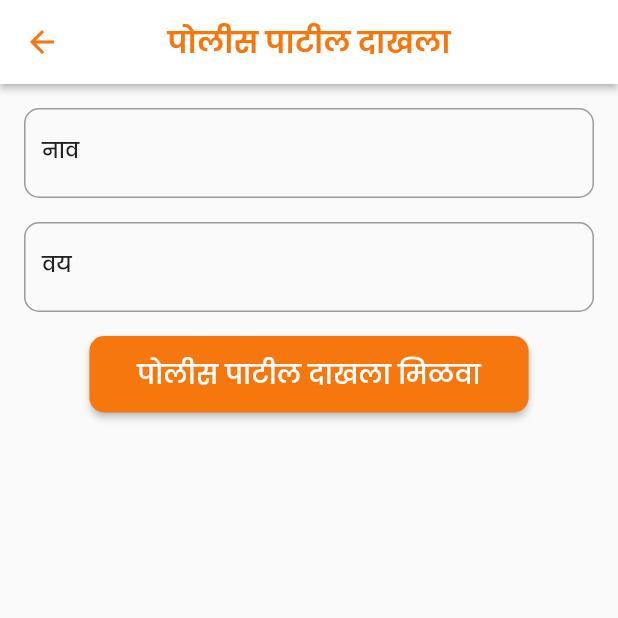
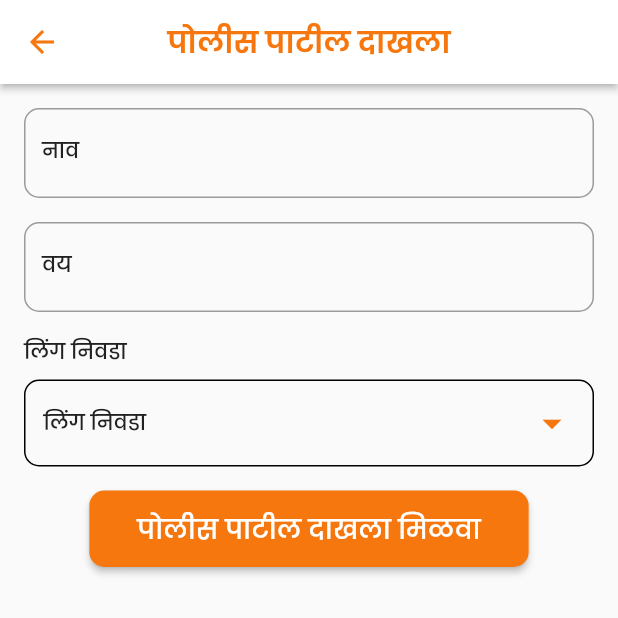
Before and after one commit to pratikpwr/police-patil, a Flutter app: the PatilCertificate screen opened directly, on a phone screen of 412 x 824 dp, the top half of it. Run offline on Flutter 3.47's test engine with Material 2 defaults, Android fonts, the phone set to English and light mode, and no system bars; our stand-ins replace bloc, cached_network_image, connectivity, dio, dropdown_search, equatable and 10 more; accounts and stored records are empty; network calls fail.

Commit message:
added gender in police patil cerificate, removed can launch in launchUrl()

```diff
--- a/policepatil/lib/src/config/string_constants.dart
+++ b/policepatil/lib/src/config/string_constants.dart
@@ -28,6 +28,7 @@ const String ILLEGAL_WORKS = "अवैद्य धंदे";
 const String DISASTER_MANAGEMENT = "आपत्ती व्यवस्थापन";
 
 // const String  = "";
+const String GENDER = "लिंग";
 const String NAME = "नाव";
 const String AADHAR = "आधार कार्ड";
 const String MOB_NO = "मोबाईल नंबर";
--- a/policepatil/lib/src/utils/custom_methods.dart
+++ b/policepatil/lib/src/utils/custom_methods.dart
@@ -12,7 +12,7 @@ import 'package:policepatil/src/config/constants.dart';
 void showSnackBar(BuildContext context, String message) {
   ScaffoldMessenger.of(context).showSnackBar(SnackBar(
       content: Text(
-        message,
+    message,
     style: Styles.subTitleTextStyle(fontSize: 12),
   )));
 }
@@ -133,7 +133,8 @@ Future<Position> determinePosition() async {
 }
 
 void launchUrl(String url) async {
-  await canLaunch(url) ? await launch(url) : throw 'Could not launch $url';
+  bool canLaunchUrl = await canLaunch(url);
+  await launch(url);
 }
 
 String dateInStringFormat(DateTime? dateTime) {
--- a/policepatil/lib/src/views/screens/police_patil_dakhala.dart
+++ b/policepatil/lib/src/views/screens/police_patil_dakhala.dart
@@ -16,6 +16,9 @@ class _PatilCertificateState extends State<PatilCertificate> {
   final _nameController = TextEditingController();
   final _ageController = TextEditingController();
 
+  String? gender;
+  final List<String> genderTypes = <String>["पुरुष", "स्त्री", "इतर"];
+
   @override
   Widget build(BuildContext context) {
     return Scaffold(
@@ -26,7 +29,11 @@ class _PatilCertificateState extends State<PatilCertificate> {
             showSnackBar(context, state.error);
           }
           if (state is CertificatesSuccess) {
-            launchUrl("https://${state.link}");
+            try {
+              launchUrl("https://${state.link}");
+            } catch (e) {
+              showSnackBar(context, SOMETHING_WENT_WRONG);
+            }
           }
         },
         child: SafeArea(
@@ -40,6 +47,16 @@ class _PatilCertificateState extends State<PatilCertificate> {
                 spacer(),
                 buildTextField(_ageController, AGE),
                 spacer(),
+                buildDropButton(
+                    value: gender,
+                    items: genderTypes,
+                    hint: "लिंग निवडा",
+                    onChanged: (String? value) {
+                      setState(() {
+                        gender = value;
+                      });
+                    }),
+                spacer(),
                 BlocBuilder<CertificatesBloc, CertificatesState>(
                   builder: (context, state) {
                     if (state is CertificatesLoading) {
@@ -51,6 +68,7 @@ class _PatilCertificateState extends State<PatilCertificate> {
                           BlocProvider.of<CertificatesBloc>(context).add(
                               GetCertificatesDakhala(
                                   name: _nameController.text,
+                                  gender: gender ?? "-",
                                   age: _ageController.text));
                         });
                   },
--- a/policepatil/lib/src/views/screens/sign_in_screen.dart
+++ b/policepatil/lib/src/views/screens/sign_in_screen.dart
@@ -49,7 +49,7 @@ class _SignInScreenState extends State<SignInScreen> {
                     fit: BoxFit.fill,
                   ),
                   Container(
-                    height: _size.height * 0.8,
+                    height: _size.height * 0.82,
                     width: _size.width < 450 ? _size.width : 450,
                     alignment: Alignment.center,
                     padding: const EdgeInsets.all(16.0),
--- a/policepatil/lib/src/views/widgets/news_widget.dart
+++ b/policepatil/lib/src/views/widgets/news_widget.dart
@@ -109,7 +109,6 @@ class NewsWidget extends StatelessWidget {
       },
       child: Container(
         padding: const EdgeInsets.all(12),
-        alignment: Alignment.center,
         margin: const EdgeInsets.symmetric(horizontal: 0, vertical: 8),
         decoration: BoxDecoration(
             borderRadius: BorderRadius.circular(15),
@@ -137,7 +136,7 @@ class NewsWidget extends StatelessWidget {
                       },
                       icon: const Icon(
                         Icons.attach_file_rounded,
-                        size: 22,
+                        size: 20,
                       ))
               ],
             ),
--- a/shared/lib/modules/certificates/bloc/certificates_bloc.dart
+++ b/shared/lib/modules/certificates/bloc/certificates_bloc.dart
@@ -20,7 +20,8 @@ class CertificatesBloc extends Bloc<CertificatesEvent, CertificatesState> {
     if (event is GetCertificatesDakhala) {
       yield CertificatesLoading();
       try {
-        String params = "?name=${event.name}&age=${event.age}";
+        String params =
+            "?name=${event.name}&age=${event.age}&gender=${event.gender}";
         Response _response =
             await _certificatesRepository.getPoliceDakhala(params);
         if (_response.data["message"] == "Success") {
--- a/shared/lib/modules/certificates/bloc/certificates_event.dart
+++ b/shared/lib/modules/certificates/bloc/certificates_event.dart
@@ -10,9 +10,11 @@ abstract class CertificatesEvent extends Equatable {
 class GetCertificatesDakhala extends CertificatesEvent {
   final String name;
   final String age;
+  final String gender;
 
-  const GetCertificatesDakhala({required this.name, required this.age});
+  const GetCertificatesDakhala(
+      {required this.name, required this.gender, required this.age});
 
   @override
-  List<Object> get props => [name, age];
+  List<Object> get props => [name, age, gender];
 }
--- a/shared/pubspec.yaml
+++ b/shared/pubspec.yaml
@@ -12,7 +12,7 @@ dependencies:
   flutter:
     sdk: flutter
 
-  bloc: ^7.1.0
+  bloc: ^7.1.0 # do not update to 8.0.0 and above or else refactor
   equatable: ^2.0.3
   meta: ^1.7.0
   intl: ^0.17.0
```
Also changed, not shown: policepatil/lib/src/views/screens/app_update.dart (+6 -2 lines), policepatil/lib/src/views/screens/mandhan_certificate_screen.dart (+6 -3 lines), policepatil/pubspec.lock.
